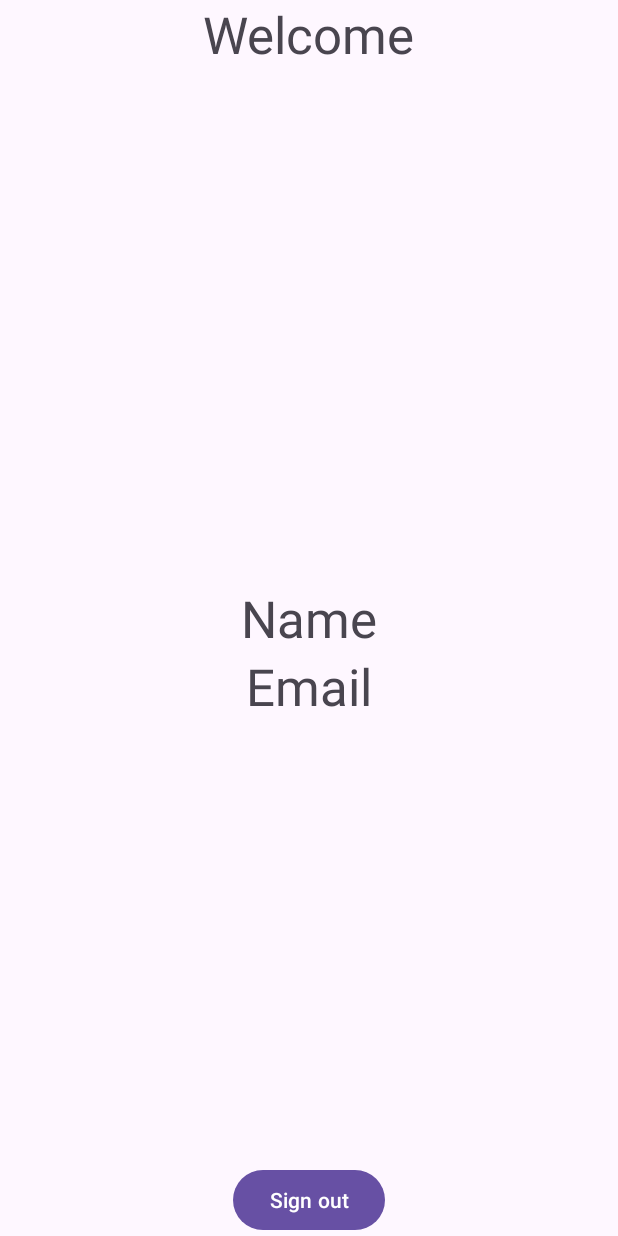
After one commit to hanznikkol/Casha-mobile-app, an Android app: the WelcomeActivity screen opened directly, with no data from a screen before it, on a phone screen of 412 x 824 dp. The commit adds this screen. Run offline under Robolectric (Android 15) with nearby library versions, the phone set to English and light mode, and no system bars.

Commit message:
Initial Google Sign-Up no database

```diff
--- a/app/build.gradle
+++ b/app/build.gradle
@@ -36,6 +36,6 @@ dependencies {
     testImplementation 'junit:junit:4.13.2'
     androidTestImplementation 'androidx.test.ext:junit:1.1.5'
     androidTestImplementation 'androidx.test.espresso:espresso-core:3.5.1'
-
+    implementation 'com.google.android.gms:play-services-auth:20.7.0'
     implementation 'com.airbnb.android:lottie:6.1.0'
 }
--- /dev/null
+++ b/app/src/main/java/com/example/casha/WelcomeActivity.java
@@ -0,0 +1,49 @@
+package com.example.casha;
+
+import android.content.Intent;
+import android.os.Bundle;
+import android.widget.Button;
+import android.widget.TextView;
+
+import androidx.appcompat.app.AppCompatActivity;
+
+import com.google.android.gms.auth.api.signin.GoogleSignIn;
+import com.google.android.gms.auth.api.signin.GoogleSignInAccount;
+import com.google.android.gms.auth.api.signin.GoogleSignInClient;
+import com.google.android.gms.auth.api.signin.GoogleSignInOptions;
+
+public class WelcomeActivity extends AppCompatActivity {
+    GoogleSignInOptions gso;
+    GoogleSignInClient gsc;
+    TextView name, email;
+    Button signOutBtn;
+    @Override
+    protected void onCreate(Bundle savedInstanceState) {
+        super.onCreate(savedInstanceState);
+        setContentView(R.layout.activity_welcome);
+
+        name = findViewById(R.id.name);
+        email = findViewById(R.id.email);
+        signOutBtn = findViewById(R.id.signOut);
+
+        gso = new GoogleSignInOptions.Builder(GoogleSignInOptions.DEFAULT_SIGN_IN).requestEmail().build();
+        gsc = GoogleSignIn.getClient(this,gso);
+
+        GoogleSignInAccount acct = GoogleSignIn.getLastSignedInAccount(this);
+        if(acct != null){
+            String personName = acct.getDisplayName();
+            String personEmail = acct.getEmail();
+            name.setText(personName);
+            email.setText(personEmail);
+        }
+
+        signOutBtn.setOnClickListener(v -> signOut());
+    }
+
+    void signOut(){
+        gsc.signOut().addOnCompleteListener(task -> {
+            finish();
+            startActivity(new Intent(WelcomeActivity.this, LoginActivity.class));
+        });
+    }
+}
--- /dev/null
+++ b/app/src/main/res/layout/activity_welcome.xml
@@ -0,0 +1,43 @@
+<?xml version="1.0" encoding="utf-8"?>
+<RelativeLayout xmlns:android="http://schemas.android.com/apk/res/android"
+    xmlns:tools="http://schemas.android.com/tools"
+    android:layout_width="match_parent"
+    android:layout_height="match_parent"
+    tools:context=".WelcomeActivity">
+
+    <TextView
+        android:layout_width="wrap_content"
+        android:layout_height="wrap_content"
+        android:text="Welcome"
+        android:layout_centerHorizontal="true"
+        android:textSize="34sp"/>
+
+    <TextView
+        android:layout_width="wrap_content"
+        android:layout_height="wrap_content"
+        android:text="Name"
+        android:id="@+id/name"
+        android:layout_centerHorizontal="true"
+        android:layout_centerVertical="true"
+        android:textSize="34sp"/>
+
+    <TextView
+        android:layout_width="wrap_content"
+        android:layout_height="wrap_content"
+        android:text="Email"
+        android:id="@+id/email"
+        android:layout_centerHorizontal="true"
+        android:layout_centerVertical="true"
+        android:layout_below="@+id/name"
+        android:textSize="34sp"/>
+
+    <Button
+        android:layout_width="wrap_content"
+        android:layout_height="wrap_content"
+        android:text="Sign out"
+        android:id="@+id/signOut"
+        android:layout_centerHorizontal="true"
+        android:layout_alignParentBottom="true"/>
+
+
+</RelativeLayout>
```
Also changed, not shown: app/src/main/AndroidManifest.xml (+7 -1 lines), app/src/main/java/com/example/casha/LoginActivity.java (+49 -8 lines), 1 other file.
